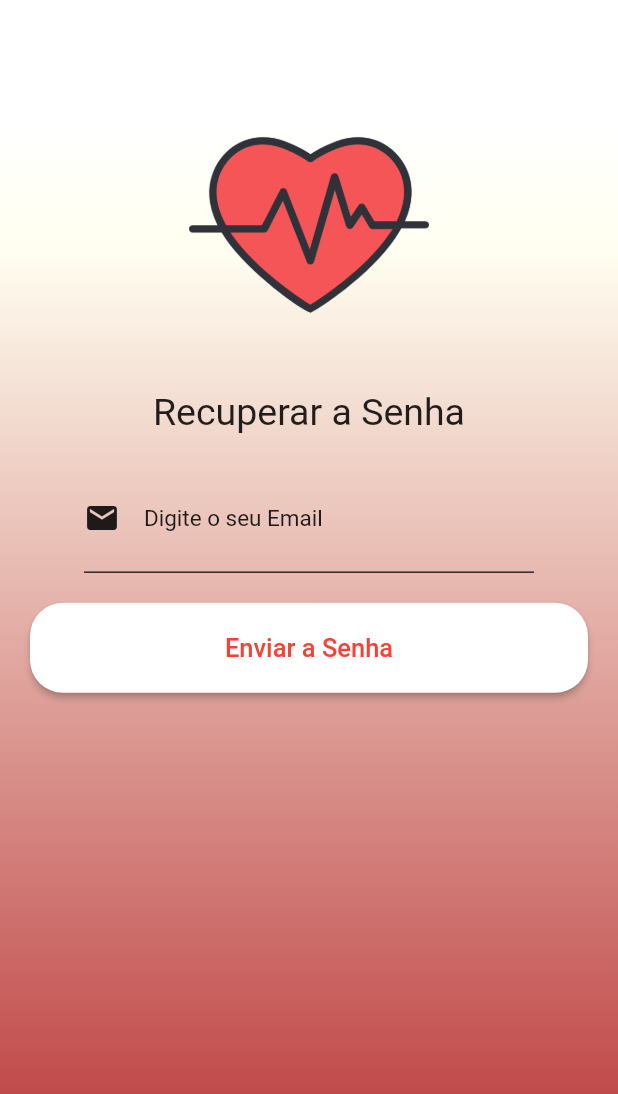
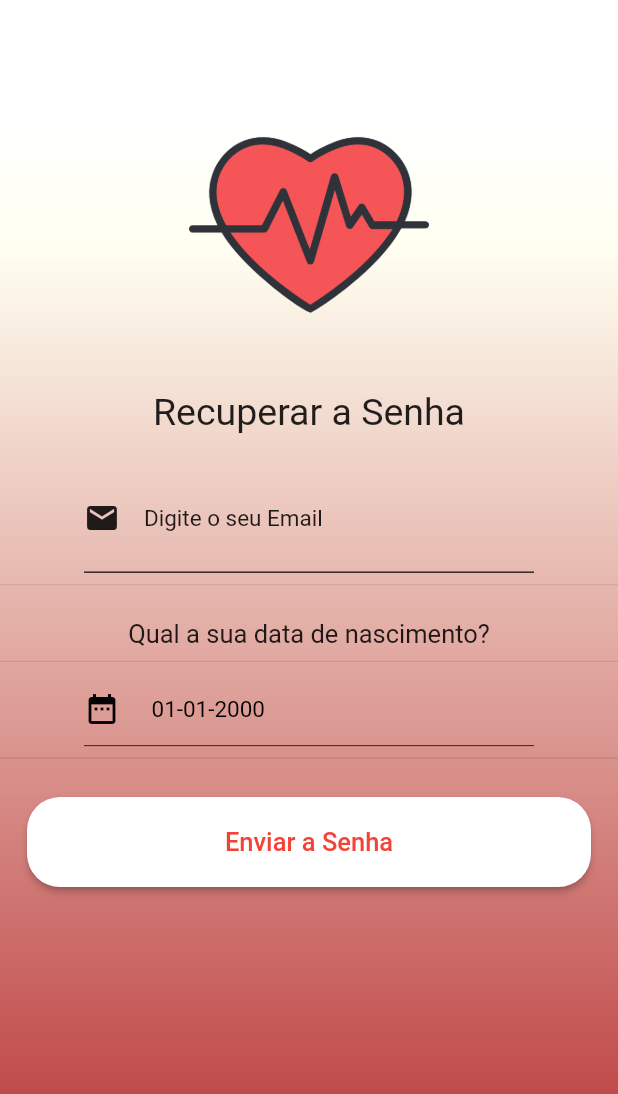
Before and after one commit to Heartbeat-UFRPE/Front-End, a Flutter app: the RecuperarSenha screen opened directly, after a tap on "Enviar a Senha", on a phone screen of 412 x 824 dp. Shown: the top 1094 px of the screen. Run offline on Flutter 3.47's test engine with Material 2 defaults, Android fonts, the phone set to English and light mode, and no system bars; our stand-ins replace charts_flutter, date_format, flare_flutter, flutter_secure_storage, font_awesome_flutter, get_it and 1 more; accounts and stored records are empty; generated files the repository leaves out were written again; network calls fail; Roboto replaces fonts that are missing (VT323).

Commit message:
Solving Bugs , Configuration and recuperação de senha em 99%

```diff
--- /dev/null
+++ b/lib/screens/CRUD/RecuperarSenha.dart
@@ -0,0 +1,246 @@
+import 'dart:convert';
+
+import 'package:date_format/date_format.dart';
+import 'package:flutter/material.dart';
+import 'package:heartbeat/Constant.dart' ;
+import 'package:http/http.dart' as http;
+
+import '../login.dart';
+
+
+class RecuperarSenha extends StatefulWidget {
+  @override
+  _RecuperarSenhaState createState() => _RecuperarSenhaState();
+}
+class _RecuperarSenhaState extends State<RecuperarSenha> {
+
+  final _controlEmail = TextEditingController();
+  DateTime nascimento = DateTime.utc(2000, 01, 01);
+
+  void Recuperate() async{
+    String emailcheck = _controlEmail.text;
+    final apiURLcheck = 'http://192.168.0.7:4444/userEmail/$emailcheck';
+    var response = await http.get(apiURLcheck,
+        headers: <String, String>{
+          'Content-Type': 'application/json; charset=UTF-8',
+        });
+
+    if (response.body != '[]') {
+      dynamic resp = jsonDecode(response.body);
+      final nasc = resp[0]["birth"];
+      String nascimentoCheck = formatDate(nascimento,
+          [ yyyy, "-", mm, "-", dd]);
+
+      print(nasc);
+      print(nascimentoCheck);
+      if (  nasc.toString().contains(nascimentoCheck) ){
+        final password = resp[0]["password"];
+        showAlertDialogErro(context, "A senha foi retornada com sucesso \n \n Senha : " + password , "Recuperação de Senha" , true);
+
+      }else {showAlertDialogErro(context, "Verifique se a sua data de nascimento está correta", "Opa !",false);}
+    } else {
+      showAlertDialogErro(context, "O email inserido não está cadastrado", "Opa !",false);
+
+    }
+
+  }
+
+  @override
+  Widget build(BuildContext context) {
+    return Scaffold(
+      body: Container(
+            decoration: BoxDecoration(
+            gradient: LinearGradient(
+            begin: Alignment.topCenter,
+            end: Alignment.bottomCenter,
+            stops: [ 0.1, 0.2, 0.9 ],
+            colors: [
+            Color(0xffffffff),
+            Color(0xfffffff1),
+            Color(0xffbf4747)
+        ])),
+          child: ListView(
+              children: [
+                Padding(
+                  padding: EdgeInsets.only(top:70,bottom: 30),
+                  child: Image.asset("assets/heart.png",
+                      width: 160,
+                      height: 160,
+                      fit: BoxFit.contain),
+                ),
+                Center(
+
+                child: Text("Recuperar a Senha",
+                    style: TextStyle(
+                        fontFamily: "VT323",
+                        fontSize: 25.0),
+
+                  ),
+
+              ),
+
+                Center(child : Container(
+                  padding: EdgeInsets.only(top: 32, bottom: 12),
+                  width: 300,
+                  decoration: BoxDecoration(
+                      border: Border(
+                          bottom: BorderSide(
+                              color: Colors.black87,
+                              width: 0.9
+                          )
+                      )
+                  ),
+                  child: TextFormField(
+                    controller: _controlEmail,
+                    obscureText: false,
+                    style: TextStyle(
+                        color: Colors.black87,
+                    ),
+                    decoration: InputDecoration(
+                        icon: Icon(Icons.email,color: Colors.black87,),
+                        border: InputBorder.none,
+                        focusedBorder: OutlineInputBorder(
+                          borderRadius: BorderRadius.all(Radius.circular(5.0)),
+                          borderSide: BorderSide(color: Colors.black87)),
+                        hintText: "Digite o seu Email",
+                        hintStyle: TextStyle(color: Colors.black87,fontSize: 15),
+                        )
+                    ),
+                  )),
+                Divider(),
+                Center( child: Container(
+                  padding: EdgeInsets.only(
+                      top: 15,
+                  ),
+                  child: Text(
+                    "Qual a sua data de nascimento?",
+                    style: TextStyle(color: Colors.black87, fontSize: 17),
+                    textAlign: TextAlign.left,
+                  ),
+
+                ),),
+                Divider(),
+                //---------------------------------------------------------------------------------------------------------------------------
+                Center(child : Container(
+                    width: 300,
+                    decoration: BoxDecoration(
+                        border: Border(
+                            bottom: BorderSide(
+                                color: Colors.black,
+                                width: 0.5
+                            )
+                        )
+                    ),
+
+                    child: new GestureDetector(
+                      onTap: () {
+                        showDatePicker(
+                          context: context,
+                          initialDate: nascimento,
+                          firstDate: DateTime(1900),
+                          lastDate: DateTime(DateTime
+                              .now()
+                              .year
+                              .toInt() - 18),
+                          builder: (BuildContext context,
+                              Widget child) {
+                            return Theme(
+                              data: ThemeData.light().copyWith(
+                                textTheme: TextTheme(
+                                    bodyText1: TextStyle(
+                                        fontSize: 25)),
+                                colorScheme: ColorScheme.light(
+                                  primary: Colors.black,
+                                ),
+                              ),
+                              child: child,
+                            );
+                          },
+                        ).then((newDate) {
+                          setState(() {
+                            nascimento = newDate;
+                          });
+                        });
+                      },
+
+                      child: TextFormField(
+                        enabled: false,
+                        obscureText: true,
+                        keyboardType: TextInputType.datetime,
+                        style: TextStyle(
+                            color: Colors.black
+                        ),
+                        decoration: InputDecoration(
+                            icon: Icon(Icons.date_range,
+                              color: Colors.black,),
+                            border: InputBorder.none,
+                            hintText: formatDate(nascimento,
+                                [dd, "-", mm, "-", yyyy])
+                                .toString(),
+                            hintStyle: TextStyle(
+                                color: Colors.black,
+                                fontSize: 15),
+                            contentPadding: EdgeInsets.only(
+                                right: 30,
+                                left: 5
+                            )
+                        ),
+
+                      ),
+                    )
+                ),),
+
+                Divider(),
+                Container(
+                  margin: EdgeInsets.all(18.0),
+                  height: 60,
+                  width: 50,
+                  child: RaisedButton(
+                    child: const Text("Enviar a Senha", textAlign: TextAlign.center,style: TextStyle(fontSize: 17),),
+                    onPressed: () {Recuperate();},
+                    shape: new RoundedRectangleBorder(borderRadius: new BorderRadius.circular(22.0)),
+                    textColor: Colors.red,
+                    color: Colors.white,
+                  ),
+                )
+
+              ],
+          ),
+      ),
+
+    );
+
+  }
+  showAlertDialogErro(BuildContext context, String alerta, String upperText, bool exitPlace) {
+    Widget naoButton = FlatButton(
+      child: Text("Ok!", style: TextStyle(color: Colors.amberAccent),
+      ),
+      onPressed:  () {
+        if (exitPlace == true){
+          Navigator.pushReplacement(context, MaterialPageRoute(builder:(context)=> Login() ));
+        }else{Navigator.of(context).pop();}
+        },
+    );
+    AlertDialog alert = AlertDialog(
+      shape: RoundedRectangleBorder(
+          borderRadius: BorderRadius.all(Radius.circular(32.0))),
+      backgroundColor: Colors.red,
+      title: Text(upperText, style: TextStyle(color: Colors.white),),
+      content: Text(alerta, style: TextStyle(color: Colors.white),),
+      actions: [
+        naoButton,
+
+      ],
+      elevation: 24.0,
+    );
+
+    // show the dialog
+    showDialog(
+      context: context,
+      builder: (BuildContext context) {
+        return alert;
+      },
+    );
+  }
+
+}
--- a/lib/screens/RecuperarSenha.dart
+++ /dev/null
@@ -1,93 +0,0 @@
-import 'package:flutter/material.dart';
-
-class RecuperarSenha extends StatefulWidget {
-  @override
-  _RecuperarSenhaState createState() => _RecuperarSenhaState();
-}
-class _RecuperarSenhaState extends State<RecuperarSenha> {
-  @override
-  Widget build(BuildContext context) {
-    return Scaffold(
-      body: Container(
-            decoration: BoxDecoration(
-            gradient: LinearGradient(
-            begin: Alignment.topCenter,
-            end: Alignment.bottomCenter,
-            stops: [ 0.1, 0.2, 0.9 ],
-            colors: [
-            Color(0xffffffff),
-            Color(0xfffffff1),
-            Color(0xffbf4747)
-        ])),
-          child: ListView(
-              children: [
-                Padding(
-                  padding: EdgeInsets.only(top:70,bottom: 30),
-                  child: Image.asset("assets/heart.png",
-                      width: 160,
-                      height: 160,
-                      fit: BoxFit.contain),
-                ),
-                Center(
-
-                child: Text("Recuperar a Senha",
-                    style: TextStyle(
-                        fontFamily: "VT323",
-                        fontSize: 25.0),
-
-                  ),
-
-              ),
-
-                Center(child : Container(
-                  padding: EdgeInsets.only(top: 32, bottom: 12),
-                  width: 300,
-                  decoration: BoxDecoration(
-                      border: Border(
-                          bottom: BorderSide(
-                              color: Colors.black87,
-                              width: 0.9
-                          )
-                      )
-                  ),
-                  child: TextFormField(
-
-                    obscureText: false,
-                    style: TextStyle(
-                        color: Colors.black87,
-                    ),
-                    decoration: InputDecoration(
-                        icon: Icon(Icons.email,color: Colors.black87,),
-                        border: InputBorder.none,
-                        focusedBorder: OutlineInputBorder(
-                          borderRadius: BorderRadius.all(Radius.circular(5.0)),
-                          borderSide: BorderSide(color: Colors.black87)),
-                        hintText: "Digite o seu Email",
-                        hintStyle: TextStyle(color: Colors.black87,fontSize: 15),
-                        )
-                    ),
-                  )),
-
-
-                Container(
-                  margin: EdgeInsets.all(20.0),
-                  height: 60,
-                  width: 160,
-                  child: RaisedButton(
-                    child: const Text("Enviar a Senha", textAlign: TextAlign.center,style: TextStyle(fontSize: 17),),
-                    onPressed: () {},
-                    shape: new RoundedRectangleBorder(borderRadius: new BorderRadius.circular(22.0)),
-                    textColor: Colors.red,
-                    color: Colors.white,
-                  ),
-                )
-
-              ],
-          ),
-      ),
-
-    );
-
-  }
-
-}
```
Also changed, not shown: lib/screens/Anamnese.dart (+7 -0 lines), lib/screens/CRUD/Configuration.dart (renamed from lib/screens/Configuration.dart, +106 -11 lines), lib/screens/CRUD/Register.dart (renamed from lib/screens/Register.dart, +20 -6 lines), lib/screens/Cardapio/Cardapio.dart (renamed from lib/screens/Cardapio.dart, +13 -31 lines), lib/screens/Cardapio/DUMMY_Alimentos.dart (deleted, +0 -30 lines), lib/screens/CRUD/checkCampo.dart (deleted).
